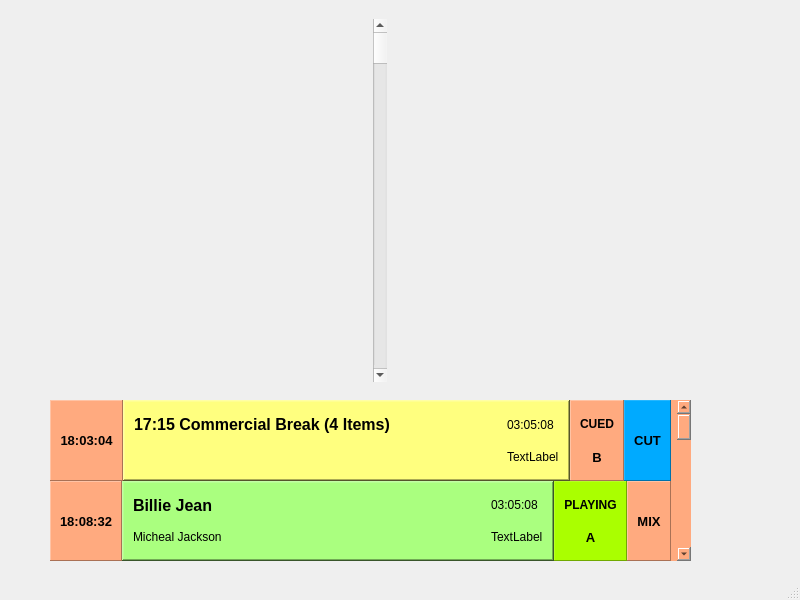
Qt form mainwindow.ui (pgathogo/MockOats) before a commit.
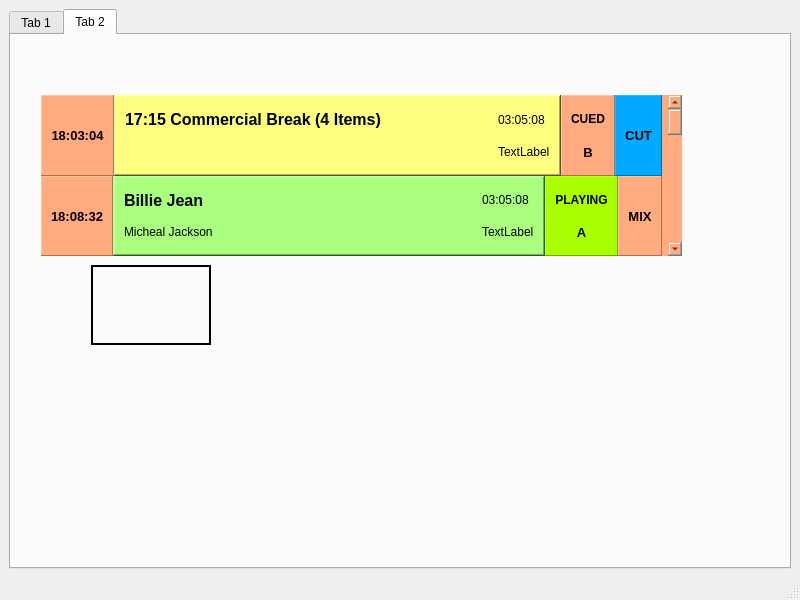
The same form after that commit. The open tabs and pages were chosen to show the change.

Patch:
```diff
--- a/mainwindow.ui
+++ b/mainwindow.ui
@@ -14,13 +14,23 @@
    <string>MainWindow</string>
   </property>
   <widget class="QWidget" name="centralwidget">
+   <layout class="QVBoxLayout" name="verticalLayout_11">
+    <item>
+     <widget class="QTabWidget" name="tabWidget">
+      <property name="currentIndex">
+       <number>0</number>
+      </property>
+      <widget class="QWidget" name="tab">
+       <attribute name="title">
+        <string>Tab 1</string>
+       </attribute>
    <widget class="QWidget" name="wSchedule" native="true">
     <property name="geometry">
      <rect>
-      <x>30</x>
+          <x>0</x>
       <y>10</y>
-      <width>701</width>
-      <height>381</height>
+          <width>771</width>
+          <height>511</height>
      </rect>
     </property>
     <property name="styleSheet">
@@ -67,7 +77,16 @@
         </layout>
        </item>
        <item>
-        <widget class="QScrollBar" name="vScroller">
+            <widget class="QScrollBar" name="gridScroll">
+             <property name="minimum">
+              <number>1</number>
+             </property>
+             <property name="maximum">
+              <number>5</number>
+             </property>
+             <property name="pageStep">
+              <number>5</number>
+             </property>
          <property name="orientation">
           <enum>Qt::Vertical</enum>
          </property>
@@ -77,11 +96,16 @@
      </item>
     </layout>
    </widget>
+      </widget>
+      <widget class="QWidget" name="tab_2">
+       <attribute name="title">
+        <string>Tab 2</string>
+       </attribute>
    <widget class="QWidget" name="widget" native="true">
     <property name="geometry">
      <rect>
-      <x>50</x>
-      <y>400</y>
+          <x>30</x>
+          <y>60</y>
       <width>641</width>
       <height>161</height>
      </rect>
@@ -455,6 +479,29 @@
      </item>
     </layout>
    </widget>
+       <widget class="QFrame" name="frame_9">
+        <property name="geometry">
+         <rect>
+          <x>80</x>
+          <y>230</y>
+          <width>120</width>
+          <height>80</height>
+         </rect>
+        </property>
+        <property name="frameShape">
+         <enum>QFrame::WinPanel</enum>
+        </property>
+        <property name="frameShadow">
+         <enum>QFrame::Plain</enum>
+        </property>
+        <property name="lineWidth">
+         <number>1</number>
+        </property>
+       </widget>
+      </widget>
+     </widget>
+    </item>
+   </layout>
   </widget>
   <widget class="QMenuBar" name="menubar">
    <property name="geometry">
```
Left out of the diff: 2 changed lines with no effect on the pictures. Lines whose indentation alone changed are shown as unchanged.
